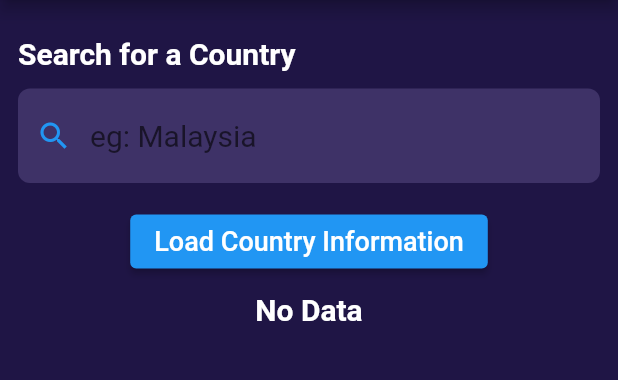
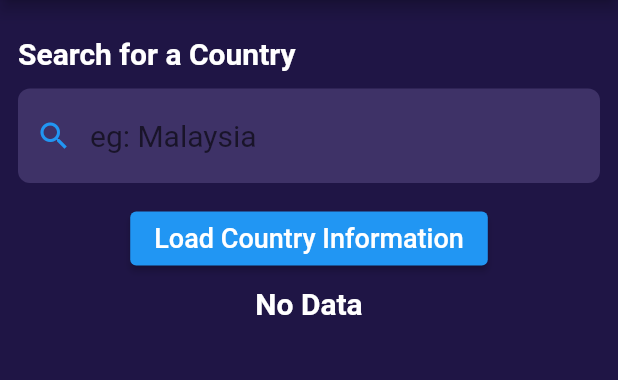
Before and after one commit to StarLight027/labexercise1_284349, a Flutter app: the screen it shows after launch, after a tap on "Load Country Information", on a phone screen of 412 x 824 dp, the part 84-464 px from its top. Run offline on Flutter 3.47's test engine with Material 2 defaults, Android fonts, the phone set to English and light mode, and no system bars; our stand-ins replace fluttertoast; missing offline and left inert: ndialog; network calls fail.

Commit message:
update 4/5
update

```diff
--- a/lib/main.dart
+++ b/lib/main.dart
@@ -110,7 +110,7 @@ class _SearchPageState extends State<SearchPage> {
             ),
 
             const SizedBox(
-              height: 15.0,
+              height: 13.0,
             ),
 
             ElevatedButton(
@@ -121,7 +121,7 @@ class _SearchPageState extends State<SearchPage> {
                     ))),
 
             const SizedBox(
-              height: 10.0,
+              height: 8.0,
             ),
 
             if (flag != "") ...[
@@ -157,7 +157,7 @@ class _SearchPageState extends State<SearchPage> {
           response.body; //get data from response and assigned to a variable
       var parsedJson = json.decode(jsonData);
 
-      if (parsedJson.isEmpty) {
+      if ((parsedJson.isEmpty) || (_searchResults.isEmpty)){
         setState(() {
           desc = "No data available";
           flag = "";
```
